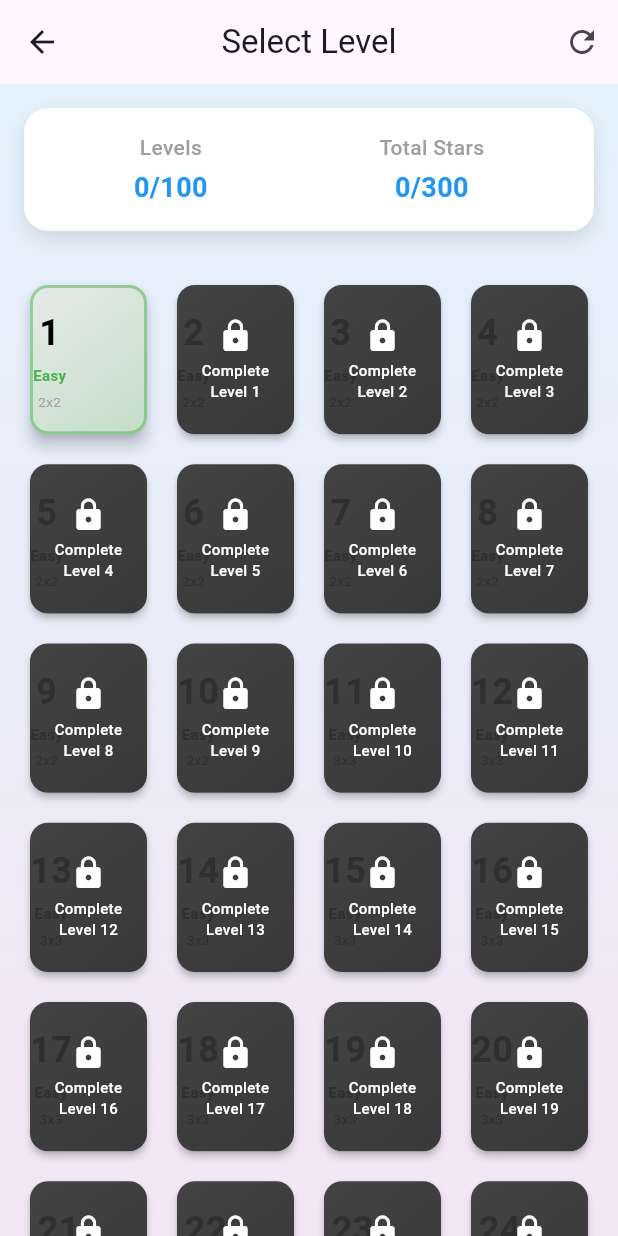
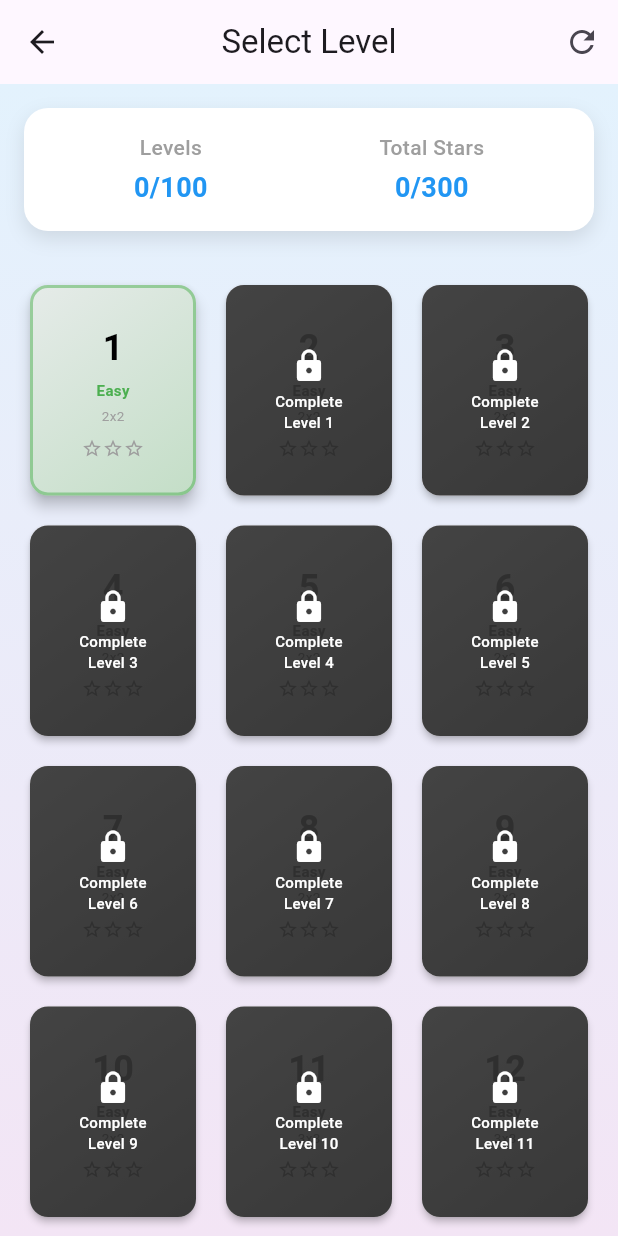
Before and after one commit to rahulkumardev24/Card_matching_game-, a Flutter app: the screen it shows after launch, after a tap on "Start Game", on a phone screen of 412 x 824 dp. Run offline on Flutter 3.47's test engine with Material 3 defaults, Android fonts, the phone set to English and light mode, and no system bars; our stand-ins replace confetti, google_fonts, shared_preferences.

Commit message:
working on level card

```diff
--- a/lib/main.dart
+++ b/lib/main.dart
@@ -1,4 +1,4 @@
-import 'package:card_match_memory/home_screen.dart';
+import 'package:card_match_memory/screen/home_screen.dart';
 import 'package:flutter/material.dart';
 
 void main() {
--- a/lib/home_screen.dart
+++ b/lib/screen/home_screen.dart
@@ -1,8 +1,8 @@
 import 'package:card_match_memory/helper/app_color.dart';
-import 'package:card_match_memory/setting_screen.dart';
+import 'package:card_match_memory/screen/setting_screen.dart';
 import 'package:card_match_memory/widgets/gradient_button.dart';
 import 'package:flutter/material.dart';
-import 'helper/responsive_helper.dart';
+import '../helper/responsive_helper.dart';
 import 'level_selection_screen.dart';
 
 class HomeScreen extends StatefulWidget {
@@ -13,7 +13,6 @@
 }
 
 class _HomeScreenState extends State<HomeScreen> {
-
   @override
   Widget build(BuildContext context) {
     return Scaffold(
@@ -22,7 +21,10 @@
           gradient: LinearGradient(
             begin: Alignment.topCenter,
             end: Alignment.bottomCenter,
-            colors: [AppColor.primaryColor.withValues(alpha: 0.7),AppColor.secondaryColor],
+            colors: [
+              AppColor.primaryColor.withValues(alpha: 0.7),
+              AppColor.secondaryColor,
+            ],
           ),
         ),
         child: Column(
@@ -36,8 +38,12 @@
                   mainAxisAlignment: MainAxisAlignment.center,
                   children: [
                     const Spacer(flex: 2),
+
                     /// Image
-                    Image.asset("assets/image/idea.png" , height: ResponsiveHelper.screenHeight(context) * 0.2 ,) ,
+                    Image.asset(
+                      "assets/image/idea.png",
+                      height: ResponsiveHelper.screenHeight(context) * 0.2,
+                    ),
 
                     const SizedBox(height: 20),
                     Text(
--- a/lib/level_selection_screen.dart
+++ b/lib/screen/level_selection_screen.dart
@@ -1,13 +1,13 @@
 import 'dart:convert';
 import 'package:flutter/material.dart';
 import 'package:shared_preferences/shared_preferences.dart';
-import '../utils/level_generator.dart';
-import '../widgets/level_card.dart';
+import '../../utils/level_generator.dart';
+import '../../widgets/level_card.dart';
 import 'game_screen.dart';
-import 'models/game_models.dart';
+import '../models/game_models.dart';
 
 class LevelSelectionScreen extends StatefulWidget {
-  const LevelSelectionScreen({super.key}); // No levels parameter needed
+  const LevelSelectionScreen({super.key});
 
   @override
   State<LevelSelectionScreen> createState() => _LevelSelectionScreenState();
@@ -34,7 +34,7 @@
       } else {
         // Initialize with level 1 unlocked
         levelsProgress = {
-          '1': {'stars': 0, 'completed': false, 'unlocked': true}
+          '1': {'stars': 0, 'completed': false, 'unlocked': true},
         };
       }
     });
@@ -42,7 +42,8 @@
 
   bool isLevelUnlocked(int levelNumber) {
     final levelData = levelsProgress[levelNumber.toString()];
-    return levelData != null && (levelData['unlocked'] == true || levelData['completed'] == true);
+    return levelData != null &&
+        (levelData['unlocked'] == true || levelData['completed'] == true);
   }
 
   int getStarsEarned(int levelNumber) {
@@ -60,6 +61,7 @@
   @override
   Widget build(BuildContext context) {
     return Scaffold(
+      /// --- app bar --- ///
       appBar: AppBar(
         title: const Text('Select Level'),
         centerTitle: true,
@@ -71,20 +73,19 @@
           ),
         ],
       ),
+
+      /// ------- Body ------- ///
       body: Container(
         decoration: BoxDecoration(
           gradient: LinearGradient(
             begin: Alignment.topCenter,
             end: Alignment.bottomCenter,
-            colors: [
-              Colors.blue.shade50,
-              Colors.purple.shade50,
-            ],
+            colors: [Colors.blue.shade50, Colors.purple.shade50],
           ),
         ),
         child: Column(
           children: [
-            // Progress Summary
+            /// level and star
             Container(
               margin: const EdgeInsets.all(16),
               padding: const EdgeInsets.all(16),
@@ -93,7 +94,7 @@
                 borderRadius: BorderRadius.circular(16),
                 boxShadow: [
                   BoxShadow(
-                    color: Colors.black.withOpacity(0.1),
+                    color: Colors.black.withValues(alpha: 0.1),
                     blurRadius: 10,
                     offset: const Offset(0, 5),
                   ),
@@ -102,18 +103,21 @@
               child: Row(
                 mainAxisAlignment: MainAxisAlignment.spaceAround,
                 children: [
-                  _buildProgressItem('Levels', '${_getCompletedLevelsCount()}/100'),
+                  _buildProgressItem(
+                    'Levels',
+                    '${_getCompletedLevelsCount()}/100',
+                  ),
                   _buildProgressItem('Total Stars', '${_getTotalStars()}/300'),
                 ],
               ),
             ),
 
-            // Levels Grid
+            /// ------- Levels Grid (Level) ------ ///
             Expanded(
               child: GridView.builder(
                 padding: const EdgeInsets.all(16),
                 gridDelegate: const SliverGridDelegateWithFixedCrossAxisCount(
-                  crossAxisCount: 4,
+                  crossAxisCount: 3,
                   crossAxisSpacing: 12,
                   mainAxisSpacing: 12,
                   childAspectRatio: 0.8,
@@ -123,12 +127,12 @@
                   final level = levels[index];
                   final isUnlocked = isLevelUnlocked(level.level);
                   final starsEarned = getStarsEarned(level.level);
-
                   return LevelCard(
                     level: level,
                     isUnlocked: isUnlocked,
                     starsEarned: starsEarned,
-                    onTap: isUnlocked ? () {
+                    onTap: isUnlocked
+                        ? () {
                             Navigator.push(
                               context,
                               MaterialPageRoute(
@@ -138,7 +142,8 @@
                                 ),
                               ),
                             );
-                    } : null,
+                          }
+                        : null,
                   );
                 },
               ),
--- a/lib/widgets/gradient_button.dart
+++ b/lib/widgets/gradient_button.dart
@@ -1,4 +1,6 @@
 import 'package:flutter/material.dart';
+
+import '../helper/app_color.dart';
 
 class GradientButton extends StatelessWidget {
   final VoidCallback onPressed;
@@ -17,17 +19,14 @@
     return Container(
       decoration: BoxDecoration(
         gradient: LinearGradient(
-          colors: [
-            Colors.blue.shade600,
-            Colors.purple.shade600,
-          ],
-          begin: Alignment.centerLeft,
-          end: Alignment.centerRight,
+          colors: [AppColor.secondaryColor, AppColor.secondaryColor.withValues(alpha: 0.7)],
+          begin: Alignment.topCenter,
+          end: Alignment.bottomCenter,
         ),
         borderRadius: BorderRadius.circular(15),
         boxShadow: [
           BoxShadow(
-            color: Colors.black.withOpacity(0.2),
+            color: Colors.black.withValues(alpha: 0.2),
             blurRadius: 8,
             offset: const Offset(0, 4),
           ),
@@ -46,12 +45,12 @@
         child: Row(
           mainAxisAlignment: MainAxisAlignment.center,
           children: [
-            Icon(icon, color: Colors.white),
+            Icon(icon, color: Colors.white , size: 24,),
             const SizedBox(width: 12),
             Text(
               text,
               style: const TextStyle(
-                fontSize: 18,
+                fontSize: 21,
                 fontWeight: FontWeight.w600,
                 color: Colors.white,
               ),
--- a/lib/widgets/level_card.dart
+++ b/lib/widgets/level_card.dart
@@ -37,9 +37,7 @@
       onTap: onTap,
       child: Card(
         elevation: isUnlocked ? 4 : 2,
-        shape: RoundedRectangleBorder(
-          borderRadius: BorderRadius.circular(12),
-        ),
+        shape: RoundedRectangleBorder(borderRadius: BorderRadius.circular(12)),
         child: Container(
           decoration: BoxDecoration(
             gradient: isUnlocked
@@ -47,27 +45,29 @@
               begin: Alignment.topLeft,
               end: Alignment.bottomRight,
               colors: [
-                getDifficultyColor().withOpacity(0.1),
-                getDifficultyColor().withOpacity(0.3),
+                getDifficultyColor().withValues(alpha: 0.1),
+                getDifficultyColor().withValues(alpha: 0.3),
               ],
             )
                 : LinearGradient(
               begin: Alignment.topLeft,
               end: Alignment.bottomRight,
-              colors: [
-                Colors.grey.shade300,
-                Colors.grey.shade400,
-              ],
+              colors: [Colors.grey.shade300, Colors.grey.shade400],
             ),
             borderRadius: BorderRadius.circular(12),
             border: isUnlocked
-                ? Border.all(color: getDifficultyColor().withOpacity(0.5), width: 2)
+                ? Border.all(
+              color: getDifficultyColor().withValues(alpha: 0.5),
+              width: 2,
+            )
                 : null,
           ),
           child: Stack(
+            alignment: Alignment.center,
             children: [
               Column(
                 mainAxisAlignment: MainAxisAlignment.center,
+                crossAxisAlignment: CrossAxisAlignment.center,
                 children: [
                   Text(
                     '${level.level}',
@@ -95,28 +95,28 @@
                     ),
                   ),
 
-                  if (starsEarned > 0) ...[
-                    const SizedBox(height: 8),
-                    StarRating(stars: starsEarned, size: 14),
-                  ],
+                  // Show stars for both unlocked and locked levels
+                  const SizedBox(height: 8),
+                  StarRating(
+                    stars: starsEarned,
+                    size: 14,
+                    // If level is locked, show 0 stars (empty stars)
+                    // The StarRating widget should handle showing empty stars when stars = 0
+                  ),
                 ],
               ),
 
               if (!isUnlocked)
                 Container(
                   decoration: BoxDecoration(
-                    color: Colors.black.withOpacity(0.7),
+                    color: Colors.black.withValues(alpha: 0.7),
                     borderRadius: BorderRadius.circular(12),
                   ),
                   child: Center(
                     child: Column(
                       mainAxisAlignment: MainAxisAlignment.center,
                       children: [
-                        Icon(
-                          Icons.lock,
-                          color: Colors.white,
-                          size: 24,
-                        ),
+                        Icon(Icons.lock, color: Colors.white, size: 24),
                         const SizedBox(height: 4),
                         Text(
                           'Complete\nLevel ${level.level - 1}',
```
Also changed, not shown: lib/screen/game_screen.dart (renamed from lib/game_screen.dart, +11 -154 lines), lib/widgets/game_box_card.dart (renamed from lib/widgets/card_widget.dart, +4 -4 lines), lib/widgets/game_result_dialog.dart (added, +135 -0 lines), lib/screen/setting_screen.dart (renamed from lib/setting_screen.dart). Lines whose indentation alone changed are shown as unchanged.
